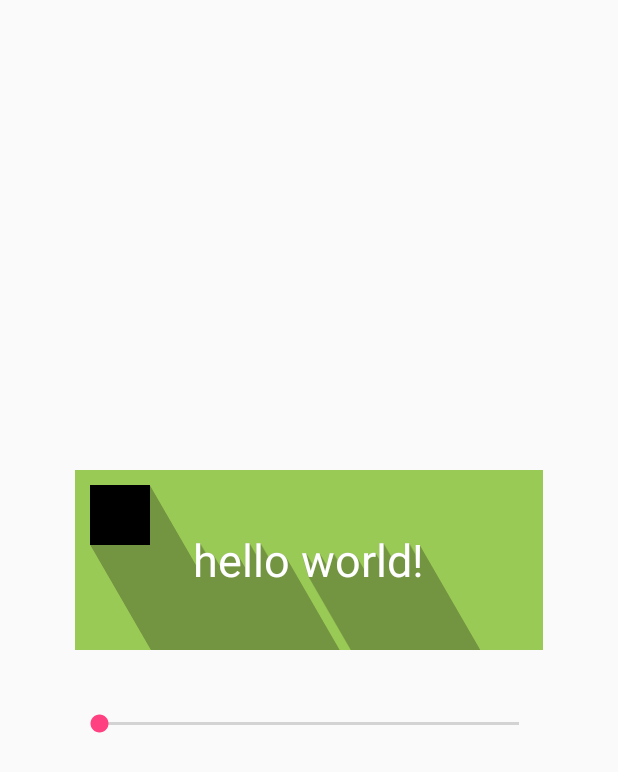
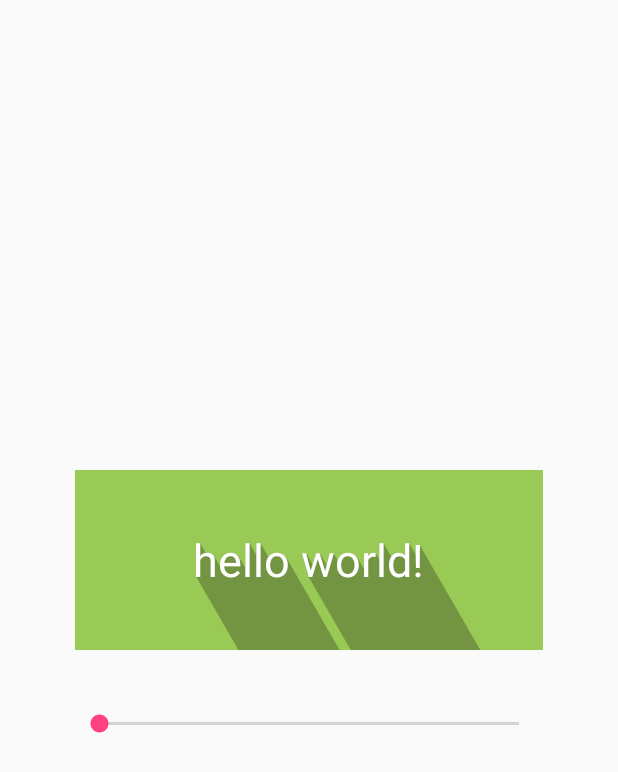
Before and after one commit to florent37/LongShadow, an Android app: the screen it shows after launch (MainActivity), on a phone screen of 412 x 824 dp. Shown: the top 772 px of the screen. Run offline under Robolectric (Android 15) with nearby library versions, the phone set to English and light mode, and no system bars; our stand-ins replace ButterKnife.

```diff
--- a/app/src/main/res/layout/activity_main.xml
+++ b/app/src/main/res/layout/activity_main.xml
@@ -25,13 +25,6 @@
             android:layout_gravity="center"
             android:text="hello world!" />
 
-        <View
-            android:layout_width="40dp"
-            android:layout_height="40dp"
-            android:layout_marginTop="10dp"
-            android:layout_marginLeft="10dp"
-            android:background="#000"/>
-
     </com.github.florent37.longshadow.LongShadow>
 
     <SeekBar
```
Also changed, not shown: 2 other files.
